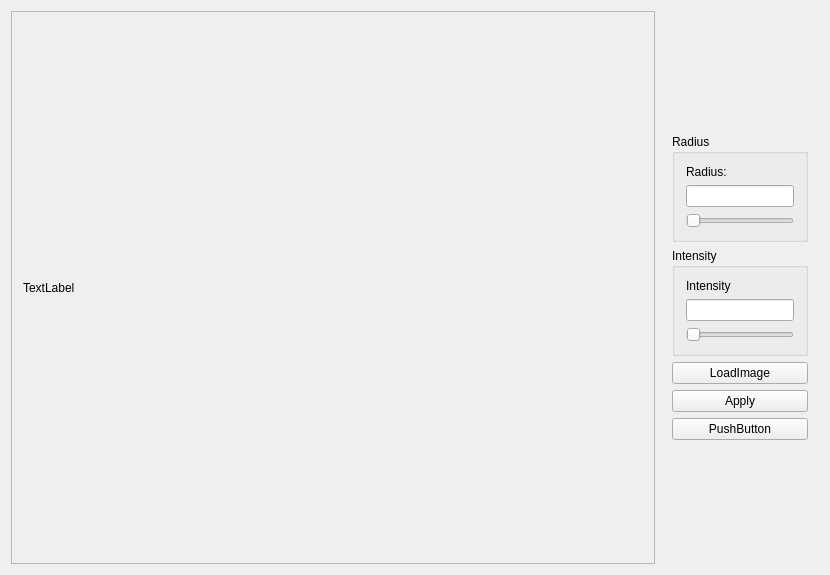
Old version of the form widget.ui in the repository HO-COOH/CS4650-Project.
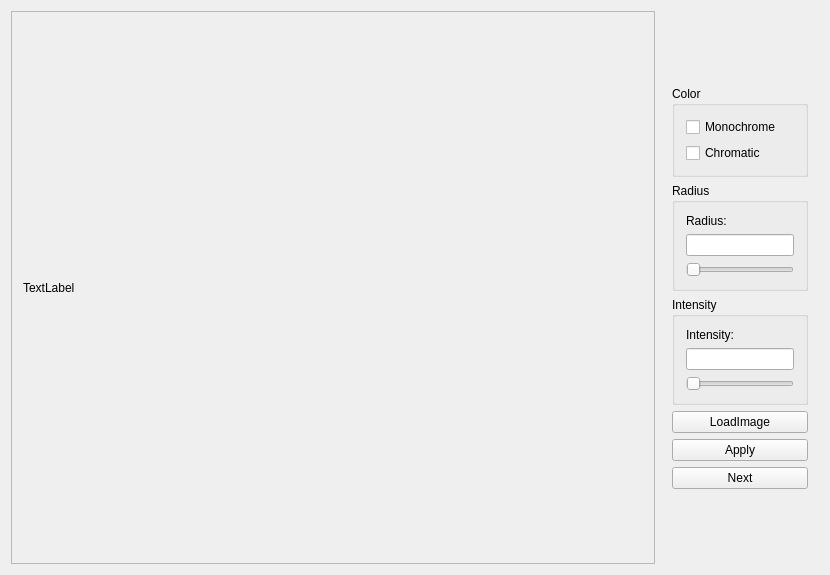
New version of the form.

Diff of the .ui file:
```diff
--- a/widget.ui
+++ b/widget.ui
@@ -48,6 +48,29 @@
       </sizepolicy>
      </property>
      <layout class="QVBoxLayout" name="verticalLayout">
+      <item>
+       <widget class="QGroupBox" name="groupBox_3">
+        <property name="title">
+         <string>Color</string>
+        </property>
+        <layout class="QVBoxLayout" name="verticalLayout_4">
+         <item>
+          <widget class="QCheckBox" name="monochromeCheckbox">
+           <property name="text">
+            <string>Monochrome</string>
+           </property>
+          </widget>
+         </item>
+         <item>
+          <widget class="QCheckBox" name="chromaticCheckbox">
+           <property name="text">
+            <string>Chromatic</string>
+           </property>
+          </widget>
+         </item>
+        </layout>
+       </widget>
+      </item>
       <item>
        <widget class="QGroupBox" name="groupBox">
         <property name="title">
@@ -83,7 +106,7 @@
          <item>
           <widget class="QLabel" name="label_2">
            <property name="text">
-            <string>Intensity</string>
+            <string>Intensity:</string>
            </property>
           </widget>
          </item>
@@ -117,7 +140,7 @@
       <item>
        <widget class="QPushButton" name="testBtn">
         <property name="text">
-         <string>PushButton</string>
+         <string>Next</string>
         </property>
        </widget>
       </item>
```
Left out of the diff: 2 changed lines with no effect on the pictures.
